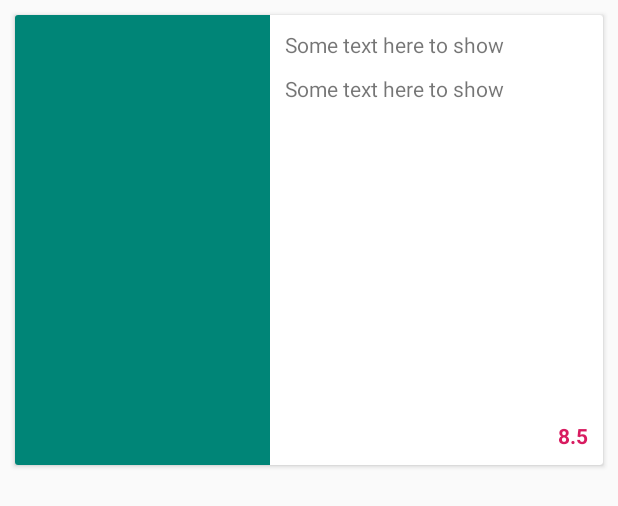
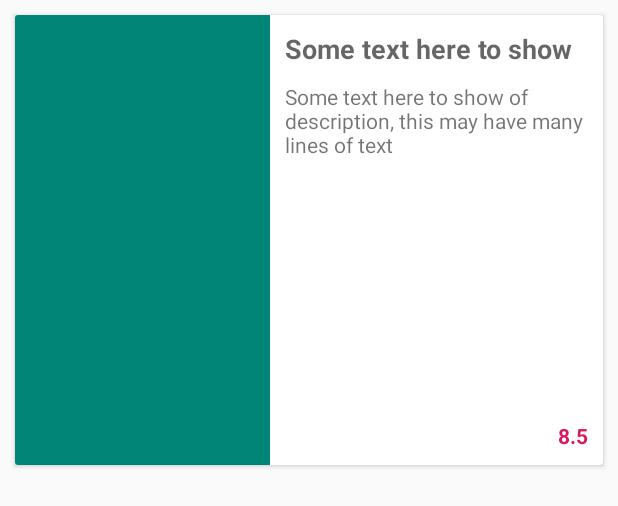
Before and after one commit to ingjuanocampo/MVVMPagingList, an Android app: the layout movie_item.xml on its own in the app's theme, with its tools: preview values and no code run, on a phone screen of 412 x 824 dp. Shown: the top 506 px of the screen. Run offline under Robolectric (Android 15) with nearby library versions, the phone set to English and light mode, and no system bars.

Commit message:
Improving xml of movie items

```diff
--- a/app/src/main/java/juanocampo/myapplication/com/view/adapter/MovieDelegateAdapter.kt
+++ b/app/src/main/java/juanocampo/myapplication/com/view/adapter/MovieDelegateAdapter.kt
@@ -21,5 +21,7 @@ class MovieDelegateAdapter : DelegateAdapter<MovieDelegateAdapter.ViewHolder, Mo
     class ViewHolder(viewGroup: ViewGroup) :
         RecyclerView.ViewHolder(LayoutInflater.from(viewGroup.context).inflate(R.layout.movie_item, viewGroup, false)) {
 
+
+
     }
 }
--- a/app/src/main/res/layout/movie_item.xml
+++ b/app/src/main/res/layout/movie_item.xml
@@ -2,7 +2,8 @@
 <android.support.constraint.ConstraintLayout xmlns:android="http://schemas.android.com/apk/res/android"
                                              xmlns:app="http://schemas.android.com/apk/res-auto"
                                              android:layout_width="match_parent"
-                                             android:layout_height="match_parent">
+                                             android:layout_height="match_parent"
+                                             xmlns:tools="http://schemas.android.com/tools">
 
     <android.support.v7.widget.CardView
             android:elevation="@dimen/margin_normal"
@@ -26,19 +27,24 @@
 
             <TextView
                     android:id="@+id/title"
-                    android:text="Some text here to show"
+                    tools:text="Some text here to show"
                     android:layout_margin="@dimen/margin_normal"
                     android:layout_width="0dp"
+                    style="@style/TextAppearance.AppCompat.Medium"
+                    android:textStyle="bold"
                     android:layout_height="wrap_content"
+                    app:layout_constraintEnd_toEndOf="parent"
                     app:layout_constraintStart_toEndOf="@id/movie_image"
                     app:layout_constraintTop_toTopOf="parent"/>
 
             <TextView
+                    style="@style/TextAppearance.AppCompat.Small"
                     android:id="@+id/description"
-                    android:text="Some text here to show"
+                    tools:text="Some text here to show of description, this may have many lines of text "
                     android:layout_margin="@dimen/margin_normal"
                     android:layout_width="0dp"
                     android:layout_height="wrap_content"
+                    app:layout_constraintEnd_toEndOf="parent"
                     app:layout_constraintStart_toEndOf="@id/movie_image"
                     app:layout_constraintTop_toBottomOf="@id/title"/>
 
```
